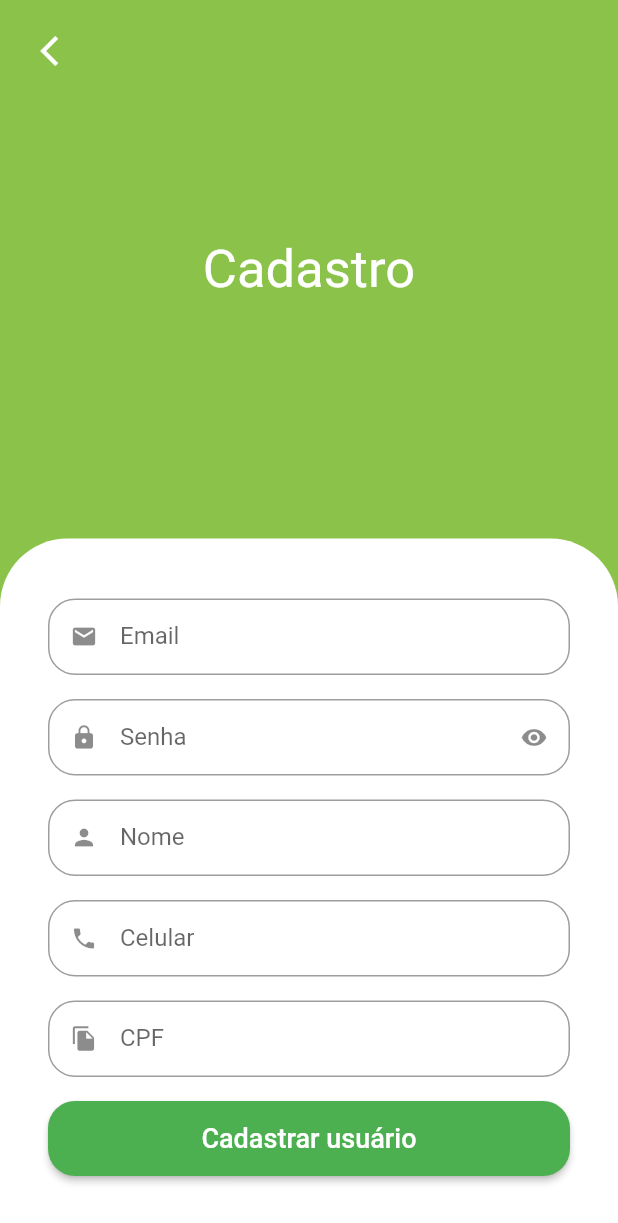
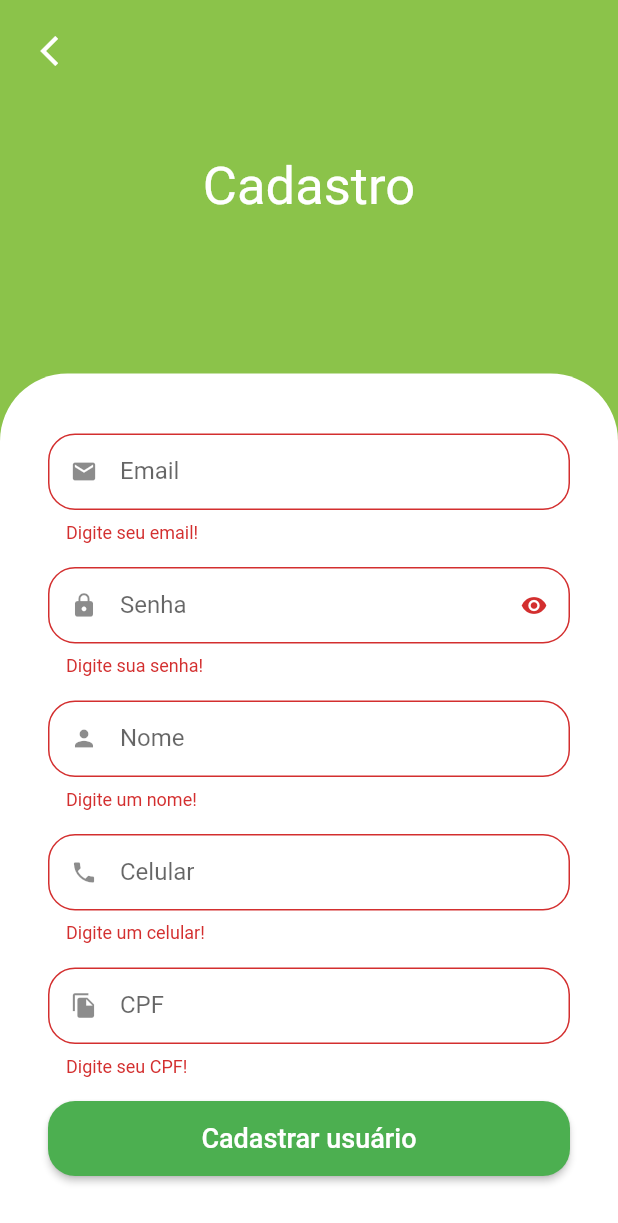
Before and after one commit to carlos731/GreenGrocerGetX, a Flutter app: the SignUpScreen screen opened by its route, after a tap on "Cadastrar usuário", on a phone screen of 412 x 824 dp. Shown: the top 1223 px of the screen. Run offline on Flutter 3.47's test engine with Material 2 defaults, Android fonts, the phone set to English and light mode, and no system bars; our stand-ins replace animated_text_kit, dio, flutter_secure_storage, fluttertoast, freezed_annotation, get and 4 more; missing offline and left inert: add_to_cart_animation; accounts and stored records are empty.

```diff
--- a/lib/src/pages/auth/view/sign_up_screen.dart
+++ b/lib/src/pages/auth/view/sign_up_screen.dart
@@ -14,7 +14,7 @@ class SignUpScreen extends StatelessWidget {
   );
 
   final phoneFormatter = MaskTextInputFormatter(
-    mask: '+## (##) #####-####',
+    mask: '## # ####-####',
     filter: {'#': RegExp(r'[0-9]')},
   );
 
@@ -103,7 +103,7 @@ class SignUpScreen extends StatelessWidget {
                                 ),
                               ),
                               onPressed: () {
-
+                                _formKey.currentState!.validate();
                               },
                               child: const Text('Cadastrar usuário',
                                   style: TextStyle(
--- a/lib/src/services/validators.dart
+++ b/lib/src/services/validators.dart
@@ -28,7 +28,7 @@ String? nameValidator(String? name){
     return 'Digite um nome!';
   }
 
-  final names = name.split('  ');
+  final names = name.split(' '); // Espaço entre nomes para separar
 
   if(names.length == 1) return 'Digite seu nome completo!';
 
@@ -38,7 +38,7 @@ String? nameValidator(String? name){
 String? phoneValidator(String? phone){
   if(phone == null || phone.isEmpty) return 'Digite um celular!';
 
-  if(!phone.isPhoneNumber) return 'Digite um número válido!';
+  if(phone.length < 14 || !phone.isPhoneNumber) return 'Digite um número válido!';
 
   return null;
 }
```
